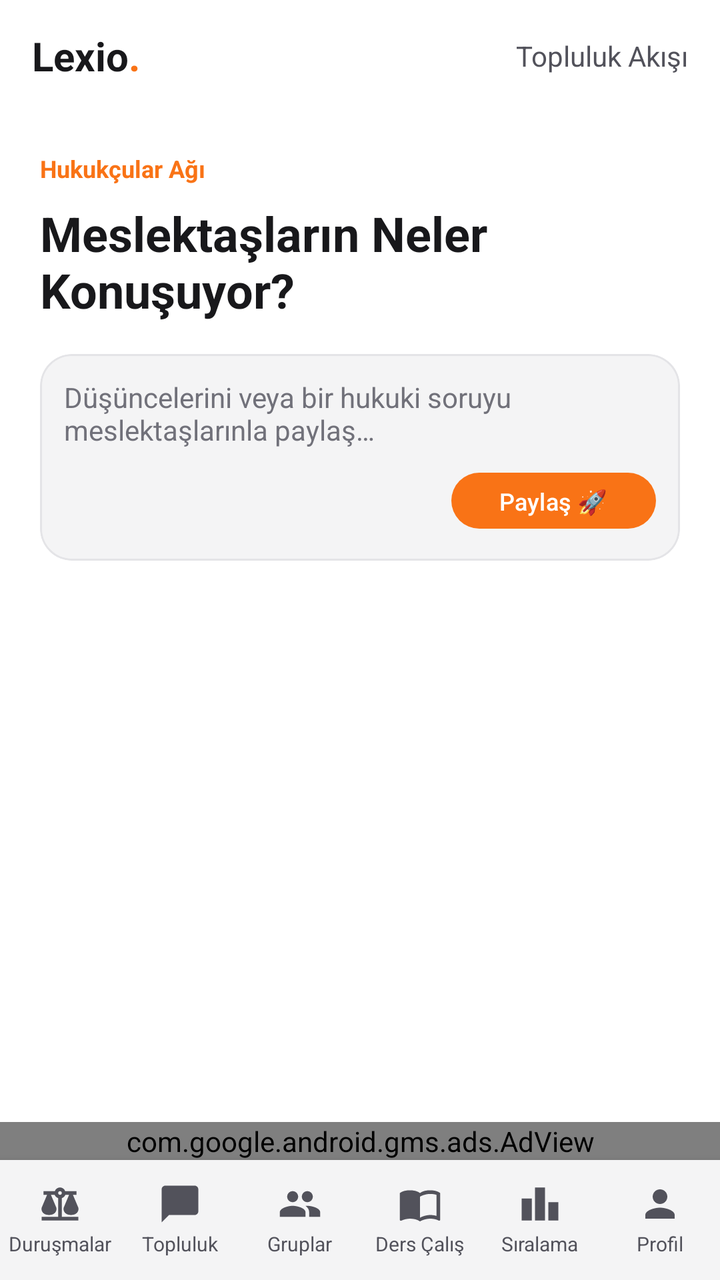
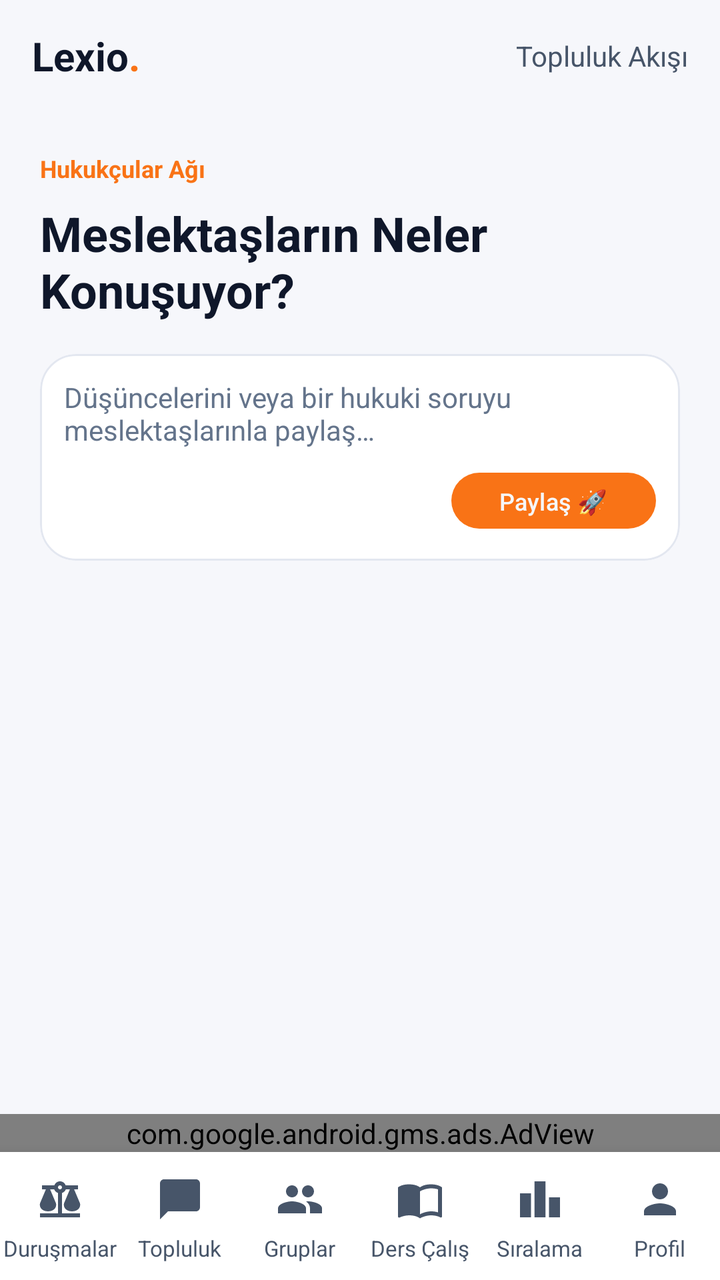

Two renders of the same Android screen: before a commit and after it. Below are the layout's source before the change and the commit's diff.
<!-- AndroidManifest.xml: application theme Theme.Lexio -->
<!-- res/layout/layout_feed.xml -->
<?xml version="1.0" encoding="utf-8"?>
<LinearLayout xmlns:android="http://schemas.android.com/apk/res/android"
    xmlns:app="http://schemas.android.com/apk/res-auto"
    android:layout_width="match_parent"
    android:layout_height="match_parent"
    android:orientation="vertical"
    android:background="@color/bg_dark">

    <RelativeLayout
        android:layout_width="match_parent"
        android:layout_height="56dp"
        android:paddingHorizontal="16dp"
        android:background="@color/bg_dark">
        <TextView
            android:id="@+id/logoText"
            android:layout_width="wrap_content"
            android:layout_height="wrap_content"
            android:layout_centerVertical="true"
            android:text="Lexio"
            android:textColor="@color/text_primary"
            android:textSize="20sp"
            android:textStyle="bold" />
        <TextView
            android:layout_width="wrap_content"
            android:layout_height="wrap_content"
            android:layout_toEndOf="@id/logoText"
            android:layout_centerVertical="true"
            android:text="."
            android:textColor="@color/accent_primary"
            android:textSize="20sp"
            android:textStyle="bold" />
        <TextView
            android:layout_width="wrap_content"
            android:layout_height="wrap_content"
            android:layout_alignParentEnd="true"
            android:layout_centerVertical="true"
            android:text="@string/feed_header_title"
            android:textColor="@color/text_secondary"
            android:textSize="14sp" />
    </RelativeLayout>

    <LinearLayout
        android:layout_width="match_parent"
        android:layout_height="wrap_content"
        android:orientation="vertical"
        android:padding="20dp">
        <TextView
            android:layout_width="wrap_content"
            android:layout_height="wrap_content"
            android:text="@string/feed_eyebrow"
            android:textColor="@color/accent_primary"
            android:textSize="12sp"
            android:textStyle="bold" />
        <TextView
            android:layout_width="wrap_content"
            android:layout_height="wrap_content"
            android:layout_marginTop="8dp"
            android:text="@string/feed_heading"
            android:textColor="@color/text_primary"
            android:textSize="24sp"
            android:textStyle="bold" />

        <com.google.android.material.card.MaterialCardView
            android:layout_width="match_parent"
            android:layout_height="wrap_content"
            android:layout_marginTop="16dp"
            app:cardBackgroundColor="@color/card_bg"
            app:cardCornerRadius="16dp"
            app:cardElevation="0dp"
            app:strokeColor="@color/card_border"
            app:strokeWidth="1dp">

            <LinearLayout
                android:layout_width="match_parent"
                android:layout_height="wrap_content"
                android:orientation="vertical"
                android:padding="12dp">

                <EditText
                    android:id="@+id/etNewPostContent"
                    android:layout_width="match_parent"
                    android:layout_height="wrap_content"
                    android:minLines="2"
                    android:maxLines="4"
                    android:background="@null"
                    android:hint="@string/feed_composer_hint"
                    android:textColorHint="@color/text_muted"
                    android:textColor="@color/text_primary"
                    android:textSize="14sp"
                    android:gravity="top" />

                <com.google.android.material.button.MaterialButton
                    android:id="@+id/btnPublishPost"
                    android:layout_width="wrap_content"
                    android:layout_height="36dp"
                    android:layout_gravity="end"
                    android:layout_marginTop="8dp"
                    android:text="@string/btn_publish_post"
                    android:textSize="12sp"
                    android:textAllCaps="false"
                    app:cornerRadius="18dp"
                    app:backgroundTint="@color/accent_primary"
                    android:textColor="@color/bg_dark" />
            </LinearLayout>
        </com.google.android.material.card.MaterialCardView>
    </LinearLayout>

    <androidx.recyclerview.widget.RecyclerView
        android:id="@+id/rvFeed"
        android:layout_width="match_parent"
        android:layout_height="0dp"
        android:layout_weight="1"
        android:clipToPadding="false"
        android:paddingBottom="24dp" />

    <TextView
        android:id="@+id/tvEmptyState"
        android:layout_width="match_parent"
        android:layout_height="wrap_content"
        android:gravity="center"
        android:padding="32dp"
        android:textColor="@color/text_secondary"
        android:textSize="14sp"
        android:visibility="gone" />


    
    <com.google.android.gms.ads.AdView
        android:id="@+id/adView"
        android:layout_width="match_parent"
        android:layout_height="wrap_content"
        android:layout_gravity="center"
        app:adSize="BANNER"
        app:adUnitId="ca-app-pub-4674211063760769/4886149685" />

    
    <include layout="@layout/nav_bottom" />
</LinearLayout>
<!-- res/layout/nav_bottom.xml (included above) -->
<?xml version="1.0" encoding="utf-8"?>
<LinearLayout xmlns:android="http://schemas.android.com/apk/res/android"
    android:id="@+id/bottomNavigationContainer"
    android:layout_width="match_parent"
    android:layout_height="60dp"
    android:orientation="horizontal"
    android:background="@color/card_bg"
    android:elevation="8dp">

    <LinearLayout
        android:id="@+id/navCases"
        android:layout_width="0dp"
        android:layout_height="match_parent"
        android:layout_weight="1"
        android:orientation="vertical"
        android:gravity="center"
        android:background="?attr/selectableItemBackgroundBorderless"
        android:clickable="true"
        android:focusable="true">
        <ImageView
            android:id="@+id/navCasesIcon"
            android:layout_width="22dp"
            android:layout_height="22dp"
            android:importantForAccessibility="no"
            android:src="@drawable/ic_nav_cases"
            app:tint="@color/text_secondary"
            xmlns:app="http://schemas.android.com/apk/res-auto" />
        <TextView
            android:id="@+id/navCasesLabel"
            android:layout_width="wrap_content"
            android:layout_height="wrap_content"
            android:layout_marginTop="2dp"
            android:text="@string/nav_cases"
            android:textColor="@color/text_secondary"
            android:textSize="10sp" />
    </LinearLayout>

    <LinearLayout
        android:id="@+id/navFeed"
        android:layout_width="0dp"
        android:layout_height="match_parent"
        android:layout_weight="1"
        android:orientation="vertical"
        android:gravity="center"
        android:background="?attr/selectableItemBackgroundBorderless"
        android:clickable="true"
        android:focusable="true">
        <ImageView
            android:id="@+id/navFeedIcon"
            android:layout_width="22dp"
            android:layout_height="22dp"
            android:importantForAccessibility="no"
            android:src="@drawable/ic_nav_feed"
            app:tint="@color/text_secondary"
            xmlns:app="http://schemas.android.com/apk/res-auto" />
        <TextView
            android:id="@+id/navFeedLabel"
            android:layout_width="wrap_content"
            android:layout_height="wrap_content"
            android:layout_marginTop="2dp"
            android:text="@string/nav_feed"
            android:textColor="@color/text_secondary"
            android:textSize="10sp" />
    </LinearLayout>

    <LinearLayout
        android:id="@+id/navWorkspace"
        android:layout_width="0dp"
        android:layout_height="match_parent"
        android:layout_weight="1"
        android:orientation="vertical"
        android:gravity="center"
        android:background="?attr/selectableItemBackgroundBorderless"
        android:clickable="true"
        android:focusable="true">
        <ImageView
            android:id="@+id/navWorkspaceIcon"
            android:layout_width="22dp"
            android:layout_height="22dp"
            android:importantForAccessibility="no"
            android:src="@drawable/ic_nav_workspace"
            app:tint="@color/text_secondary"
            xmlns:app="http://schemas.android.com/apk/res-auto" />
        <TextView
            android:id="@+id/navWorkspaceLabel"
            android:layout_width="wrap_content"
            android:layout_height="wrap_content"
            android:layout_marginTop="2dp"
            android:text="@string/nav_workspace"
            android:textColor="@color/text_secondary"
            android:textSize="10sp" />
    </LinearLayout>

    <LinearLayout
        android:id="@+id/navStudy"
        android:layout_width="0dp"
        android:layout_height="match_parent"
        android:layout_weight="1"
        android:orientation="vertical"
        android:gravity="center"
        android:background="?attr/selectableItemBackgroundBorderless"
        android:clickable="true"
        android:focusable="true">
        <ImageView
            android:id="@+id/navStudyIcon"
            android:layout_width="22dp"
            android:layout_height="22dp"
            android:importantForAccessibility="no"
            android:src="@drawable/ic_nav_study"
            app:tint="@color/text_secondary"
            xmlns:app="http://schemas.android.com/apk/res-auto" />
        <TextView
            android:id="@+id/navStudyLabel"
            android:layout_width="wrap_content"
            android:layout_height="wrap_content"
            android:layout_marginTop="2dp"
            android:text="@string/nav_study"
            android:textColor="@color/text_secondary"
            android:textSize="10sp" />
    </LinearLayout>

    <LinearLayout
        android:id="@+id/navLeaderboard"
        android:layout_width="0dp"
        android:layout_height="match_parent"
        android:layout_weight="1"
        android:orientation="vertical"
        android:gravity="center"
        android:background="?attr/selectableItemBackgroundBorderless"
        android:clickable="true"
        android:focusable="true">
        <ImageView
            android:id="@+id/navLeaderboardIcon"
            android:layout_width="22dp"
            android:layout_height="22dp"
            android:importantForAccessibility="no"
            android:src="@drawable/ic_nav_leaderboard"
            app:tint="@color/text_secondary"
            xmlns:app="http://schemas.android.com/apk/res-auto" />
        <TextView
            android:id="@+id/navLeaderboardLabel"
            android:layout_width="wrap_content"
            android:layout_height="wrap_content"
            android:layout_marginTop="2dp"
            android:text="@string/nav_leaderboard"
            android:textColor="@color/text_secondary"
            android:textSize="10sp" />
    </LinearLayout>

    <LinearLayout
        android:id="@+id/navProfile"
        android:layout_width="0dp"
        android:layout_height="match_parent"
        android:layout_weight="1"
        android:orientation="vertical"
        android:gravity="center"
        android:background="?attr/selectableItemBackgroundBorderless"
        android:clickable="true"
        android:focusable="true">
        <ImageView
            android:id="@+id/navProfileIcon"
            android:layout_width="22dp"
            android:layout_height="22dp"
            android:importantForAccessibility="no"
            android:src="@drawable/ic_nav_profile"
            app:tint="@color/text_secondary"
            xmlns:app="http://schemas.android.com/apk/res-auto" />
        <TextView
            android:id="@+id/navProfileLabel"
            android:layout_width="wrap_content"
            android:layout_height="wrap_content"
            android:layout_marginTop="2dp"
            android:text="@string/nav_profile"
            android:textColor="@color/text_secondary"
            android:textSize="10sp" />
    </LinearLayout>
</LinearLayout>
<!-- resources referenced by this layout -->
<resources>
  <color name="accent_primary">#f97316</color>
  <color name="bg_dark">#ffffff</color>
  <color name="card_bg">#f4f4f5</color>
  <color name="card_border">#e4e4e7</color>
  <color name="text_muted">#71717a</color>
  <color name="text_primary">#18181b</color>
  <color name="text_secondary">#52525b</color>
  <!-- drawable ic_nav_cases (drawable) -->
  <?xml version="1.0" encoding="utf-8"?>
  <vector xmlns:android="http://schemas.android.com/apk/res/android"
      android:width="24dp"
      android:height="24dp"
      android:viewportWidth="24"
      android:viewportHeight="24">
      <path android:fillColor="#FFFFFFFF" android:pathData="M12,3c-1.27,0 -2.4,0.8 -2.82,2H3v2h1.95L2,14c-0.47,2 1,4 4,4s4.47,-2 4,-4L7.05,7H9.1c0.3,0.86 1.03,1.5 1.9,1.82V19H2v2h20v-2h-9V8.82c0.87,-0.32 1.6,-0.96 1.9,-1.82h2.05L14,14c-0.47,2 1,4 4,4s4.47,-2 4,-4l-2.95,-7H21V5h-6.18C14.4,3.8 13.27,3 12,3zM12,5c0.55,0 1,0.45 1,1s-0.45,1 -1,1s-1,-0.45 -1,-1S11.45,5 12,5z" />
  </vector>
  <!-- drawable ic_nav_feed (drawable) -->
  <?xml version="1.0" encoding="utf-8"?>
  <vector xmlns:android="http://schemas.android.com/apk/res/android"
      android:width="24dp"
      android:height="24dp"
      android:viewportWidth="24"
      android:viewportHeight="24">
      <path android:fillColor="#FFFFFFFF" android:pathData="M20,2H4c-1.1,0 -2,0.9 -2,2v18l4,-4h14c1.1,0 2,-0.9 2,-2V4c0,-1.1 -0.9,-2 -2,-2z" />
  </vector>
  <!-- drawable ic_nav_leaderboard (drawable) -->
  <?xml version="1.0" encoding="utf-8"?>
  <vector xmlns:android="http://schemas.android.com/apk/res/android"
      android:width="24dp"
      android:height="24dp"
      android:viewportWidth="24"
      android:viewportHeight="24">
      <path android:fillColor="#FFFFFFFF" android:pathData="M7.5,21H2V9h5.5v12zM14.75,3h-5.5v18h5.5V3zM22,11h-5.5v10H22V11z" />
  </vector>
  <!-- drawable ic_nav_profile (drawable) -->
  <?xml version="1.0" encoding="utf-8"?>
  <vector xmlns:android="http://schemas.android.com/apk/res/android"
      android:width="24dp"
      android:height="24dp"
      android:viewportWidth="24"
      android:viewportHeight="24">
      <path android:fillColor="#FFFFFFFF" android:pathData="M12,12c2.21,0 4,-1.79 4,-4s-1.79,-4 -4,-4 -4,1.79 -4,4 1.79,4 4,4zM12,14c-2.67,0 -8,1.34 -8,4v2h16v-2c0,-2.66 -5.33,-4 -8,-4z" />
  </vector>
  <string name="btn_publish_post">Paylaş 🚀</string>
  <string name="feed_composer_hint">Düşüncelerini veya bir hukuki soruyu meslektaşlarınla paylaş…</string>
  <string name="feed_eyebrow">Hukukçular Ağı</string>
  <string name="feed_header_title">Topluluk Akışı</string>
  <string name="feed_heading">Meslektaşların Neler Konuşuyor?</string>
  <string name="nav_cases">Duruşmalar</string>
  <string name="nav_feed">Topluluk</string>
  <string name="nav_leaderboard">Sıralama</string>
  <string name="nav_profile">Profil</string>
  <string name="nav_study">Ders Çalış</string>
  <string name="nav_workspace">Gruplar</string>
  <style name="Theme.Lexio" parent="Theme.Material3.DayNight.NoActionBar">
          <item name="android:windowBackground">@color/bg_dark</item>
          <item name="android:statusBarColor">@color/bg_dark</item>
          <item name="android:navigationBarColor">@color/bg_dark</item>
          <item name="android:windowLightStatusBar">true</item>
          <item name="android:windowLightNavigationBar">true</item>
          <item name="colorPrimary">@color/accent_primary</item>
          <item name="colorSecondary">@color/accent_secondary</item>
      </style>
  <color name="accent_secondary">#ea580c</color>
  <!-- unchanged entries left out for length: 2 -->
</resources>

<!-- the commit's change to res/layout/layout_feed.xml (unified diff, before → after) -->
@@ -65,7 +65,7 @@
             android:layout_height="wrap_content"
             android:layout_marginTop="16dp"
             app:cardBackgroundColor="@color/card_bg"
-            app:cardCornerRadius="16dp"
+            app:cardCornerRadius="18dp"
             app:cardElevation="0dp"
             app:strokeColor="@color/card_border"
             app:strokeWidth="1dp">
@@ -141,10 +141,10 @@
 <LinearLayout xmlns:android="http://schemas.android.com/apk/res/android"
     android:id="@+id/bottomNavigationContainer"
     android:layout_width="match_parent"
-    android:layout_height="60dp"
+    android:layout_height="64dp"
     android:orientation="horizontal"
     android:background="@color/card_bg"
-    android:elevation="8dp">
+    android:elevation="12dp">
 
     <LinearLayout
         android:id="@+id/navCases"
@@ -158,8 +158,10 @@
         android:focusable="true">
         <ImageView
             android:id="@+id/navCasesIcon"
-            android:layout_width="22dp"
-            android:layout_height="22dp"
+            android:layout_width="56dp"
+            android:layout_height="30dp"
+            android:paddingHorizontal="16dp"
+            android:paddingVertical="3dp"
             android:importantForAccessibility="no"
             android:src="@drawable/ic_nav_cases"
             app:tint="@color/text_secondary"
@@ -171,7 +173,7 @@
             android:layout_marginTop="2dp"
             android:text="@string/nav_cases"
             android:textColor="@color/text_secondary"
-            android:textSize="10sp" />
+            android:textSize="11sp" />
     </LinearLayout>
 
     <LinearLayout
@@ -186,8 +188,10 @@
         android:focusable="true">
         <ImageView
             android:id="@+id/navFeedIcon"
-            android:layout_width="22dp"
-            android:layout_height="22dp"
+            android:layout_width="56dp"
+            android:layout_height="30dp"
+            android:paddingHorizontal="16dp"
+            android:paddingVertical="3dp"
             android:importantForAccessibility="no"
             android:src="@drawable/ic_nav_feed"
             app:tint="@color/text_secondary"
@@ -199,7 +203,7 @@
             android:layout_marginTop="2dp"
             android:text="@string/nav_feed"
             android:textColor="@color/text_secondary"
-            android:textSize="10sp" />
+            android:textSize="11sp" />
     </LinearLayout>
 
     <LinearLayout
@@ -214,8 +218,10 @@
         android:focusable="true">
         <ImageView
             android:id="@+id/navWorkspaceIcon"
-            android:layout_width="22dp"
-            android:layout_height="22dp"
+            android:layout_width="56dp"
+            android:layout_height="30dp"
+            android:paddingHorizontal="16dp"
+            android:paddingVertical="3dp"
             android:importantForAccessibility="no"
             android:src="@drawable/ic_nav_workspace"
             app:tint="@color/text_secondary"
@@ -227,7 +233,7 @@
             android:layout_marginTop="2dp"
             android:text="@string/nav_workspace"
             android:textColor="@color/text_secondary"
-            android:textSize="10sp" />
+            android:textSize="11sp" />
     </LinearLayout>
 
     <LinearLayout
@@ -242,8 +248,10 @@
         android:focusable="true">
         <ImageView
             android:id="@+id/navStudyIcon"
-            android:layout_width="22dp"
-            android:layout_height="22dp"
+            android:layout_width="56dp"
+            android:layout_height="30dp"
+            android:paddingHorizontal="16dp"
+            android:paddingVertical="3dp"
             android:importantForAccessibility="no"
             android:src="@drawable/ic_nav_study"
             app:tint="@color/text_secondary"
@@ -255,7 +263,7 @@
             android:layout_marginTop="2dp"
             android:text="@string/nav_study"
             android:textColor="@color/text_secondary"
-            android:textSize="10sp" />
+            android:textSize="11sp" />
     </LinearLayout>
 
     <LinearLayout
@@ -270,8 +278,10 @@
         android:focusable="true">
         <ImageView
             android:id="@+id/navLeaderboardIcon"
-            android:layout_width="22dp"
-            android:layout_height="22dp"
+            android:layout_width="56dp"
+            android:layout_height="30dp"
+            android:paddingHorizontal="16dp"
+            android:paddingVertical="3dp"
             android:importantForAccessibility="no"
             android:src="@drawable/ic_nav_leaderboard"
             app:tint="@color/text_secondary"
@@ -283,7 +293,7 @@
             android:layout_marginTop="2dp"
             android:text="@string/nav_leaderboard"
             android:textColor="@color/text_secondary"
-            android:textSize="10sp" />
+            android:textSize="11sp" />
     </LinearLayout>
 
     <LinearLayout
@@ -298,8 +308,10 @@
         android:focusable="true">
         <ImageView
             android:id="@+id/navProfileIcon"
-            android:layout_width="22dp"
-            android:layout_height="22dp"
+            android:layout_width="56dp"
+            android:layout_height="30dp"
+            android:paddingHorizontal="16dp"
+            android:paddingVertical="3dp"
             android:importantForAccessibility="no"
             android:src="@drawable/ic_nav_profile"
             app:tint="@color/text_secondary"
@@ -311,6 +323,6 @@
             android:layout_marginTop="2dp"
             android:text="@string/nav_profile"
             android:textColor="@color/text_secondary"
-            android:textSize="10sp" />
+            android:textSize="11sp" />
     </LinearLayout>
 </LinearLayout>
<!-- resource entries referenced after the edit -->
@@ -1,12 +1,12 @@
 <!-- resources referenced by this layout -->
 <resources>
   <color name="accent_primary">#f97316</color>
-  <color name="bg_dark">#ffffff</color>
-  <color name="card_bg">#f4f4f5</color>
-  <color name="card_border">#e4e4e7</color>
-  <color name="text_muted">#71717a</color>
-  <color name="text_primary">#18181b</color>
-  <color name="text_secondary">#52525b</color>
+  <color name="bg_dark">#F6F7FB</color>
+  <color name="card_bg">#FFFFFF</color>
+  <color name="card_border">#E3E7F0</color>
+  <color name="text_muted">#64748B</color>
+  <color name="text_primary">#0F172A</color>
+  <color name="text_secondary">#475569</color>
   <!-- drawable ic_nav_cases (drawable) -->
   <?xml version="1.0" encoding="utf-8"?>
   <vector xmlns:android="http://schemas.android.com/apk/res/android"
